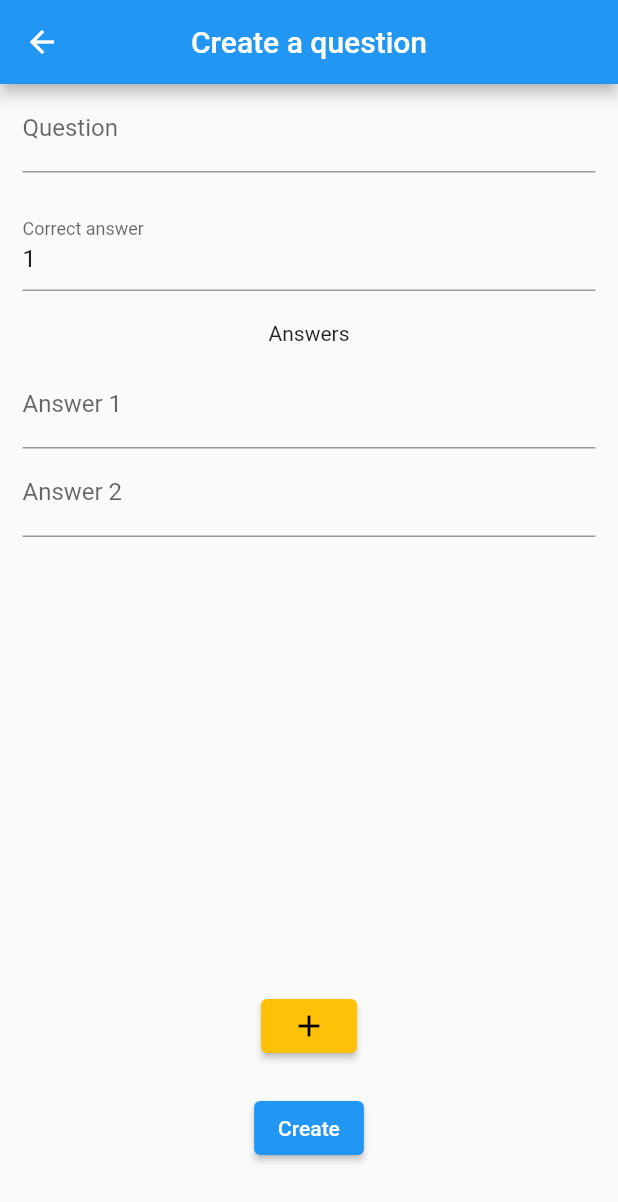
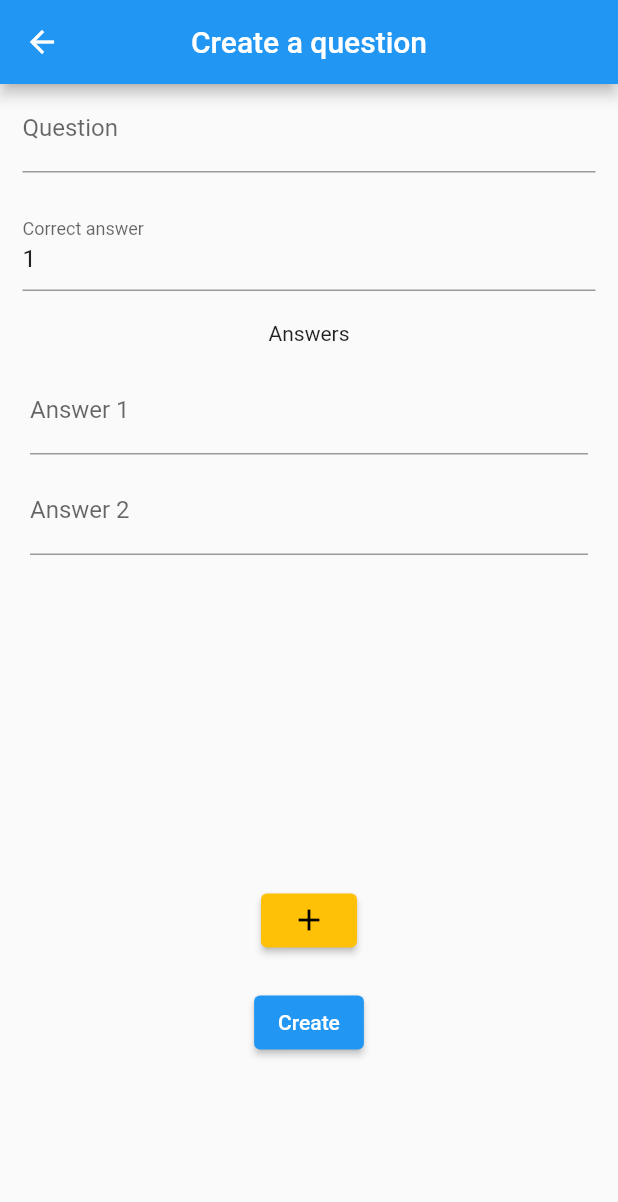
Before and after one commit to lucas-987/quizz_flutter, a Flutter app: the AddQuestionFormView screen opened directly with empty values, on a phone screen of 412 x 824 dp. Shown: the top 1202 px of the screen. Run offline on Flutter 3.47's test engine with Material 2 defaults, Android fonts, the phone set to English and light mode, and no system bars.

Commit message:
ui fixes

```diff
--- a/lib/application_state/all_quizzes.dart
+++ b/lib/application_state/all_quizzes.dart
@@ -21,10 +21,12 @@ class AllQuizzes with ChangeNotifier {
   Quizz createQuizz(String title) {
     Quizz newQuizz = Quizz(title);
     quizzes.add(newQuizz);
+    notifyListeners();
     return newQuizz;
   }
 
   void addQuestion(Quizz quizz, Question question) {
     quizz.questions.add(question);
+    notifyListeners();
   }
 }
--- a/lib/controllers/management/question/add_question_form_controller.dart
+++ b/lib/controllers/management/question/add_question_form_controller.dart
@@ -85,11 +85,6 @@ class AddQuestionFormController extends State<AddQuestionFormWidget> {
   void onChoiceOrderChanged(int oldIndex, int newIndex) {
     if(oldIndex < choicesValue.length && oldIndex >= 0 && newIndex < choicesValue.length+1 && newIndex >= 0) {
       setState(() {
-        //after end of list
-        /*if(newIndex == choicesValue.length) {
-          newIndex--;
-        }*/
-
         if (oldIndex < newIndex) {
           newIndex -= 1;
         }
@@ -99,6 +94,7 @@ class AddQuestionFormController extends State<AddQuestionFormWidget> {
         choicesValue.insert(newIndex, value);
 
         if(correctChoiceIndex - 1 == oldIndex) correctChoiceIndex = newIndex + 1;
+        else if (newIndex < correctChoiceIndex - 1 && oldIndex > correctChoiceIndex -1) correctChoiceIndex++;
       });
     }
   }
--- a/lib/model/quizz.dart
+++ b/lib/model/quizz.dart
@@ -1,6 +1,8 @@
+import 'package:flutter/widgets.dart';
 import 'package:quizz/model/question.dart';
 
 class Quizz {
+  String id = UniqueKey().toString();
   String? title;
   String? url;
   List<Question> questions = new List.empty();
--- a/lib/views/management/question/add_question_form_choices_view.dart
+++ b/lib/views/management/question/add_question_form_choices_view.dart
@@ -14,13 +14,15 @@ class AddQuestionFormChoicesView extends WidgetView<AddQuestionFormChoicesWidget
     return Column(
       children: [
         SizedBox(
-          height: 400,
+          height: MediaQuery.of(context).size.height * 0.4,
           child: ReorderableListView(
             children: [
               for(var i=0; i<this.widget.choices.length; i++) Dismissible(
                 key: Key("$i"),
                 background: Container(color: Colors.red),
-                child: TextFormField(
+                child: ListTile(
+                  contentPadding: EdgeInsets.fromLTRB(20, 0, 20, 0),
+                  title: TextFormField(
                     controller: TextTools.newTextEditingController(this.widget.choices[i]),
                     decoration: InputDecoration(
                         hintText: "Answer ${i+1}",
@@ -28,6 +30,7 @@ class AddQuestionFormChoicesView extends WidgetView<AddQuestionFormChoicesWidget
                     ),
                     onChanged: (value) => widget.onChoiceValueChanged(i, value),
                     validator: (value) => this.state.validateChoice(value),
+                  ),
                 ),
                 onDismissed: (direction) => widget.onChoiceDismissed(i),
               ),
--- a/lib/views/management/question/add_question_form_view.dart
+++ b/lib/views/management/question/add_question_form_view.dart
@@ -53,16 +53,13 @@ class AddQuestionFormView extends WidgetView<AddQuestionFormWidget, AddQuestionF
               SizedBox(height: 20),
               Text("Answers"),
               SizedBox(height: 10),
-              Padding(
-                padding: EdgeInsets.fromLTRB(15, 0, 15, 0),
-                child: AddQuestionFormChoicesWidget(
+              AddQuestionFormChoicesWidget(
                   this.state.choicesValue,
                   this.state.correctChoiceIndex,
                   this.state.addChoice,
                   this.state.onChoiceValueChanged,
                   this.state.deleteChoice,
                   this.state.onChoiceOrderChanged
-                ),
               ),
               SizedBox(height: 20,),
               ElevatedButton(
--- a/lib/views/management/quizz/quizz_management_view.dart
+++ b/lib/views/management/quizz/quizz_management_view.dart
@@ -24,7 +24,7 @@ class QuizzManagementView extends WidgetView<QuizzManagementWidget, QuizzManagem
           child: ReorderableListView.builder(
             itemBuilder: (context, int index) {
               return Dismissible(
-                key: Key('$index'),
+                key: Key("${allQuizzes.quizzes[index].id}"),
                 onDismissed: (direction) => this.state.onQuizzDismissed(direction, index, allQuizzes),
                 background: Container(color: Colors.red,),
                 child: QuizzManagementItemWidget(allQuizzes.quizzes[index]),
```
Lines whose indentation alone changed are shown as unchanged.
